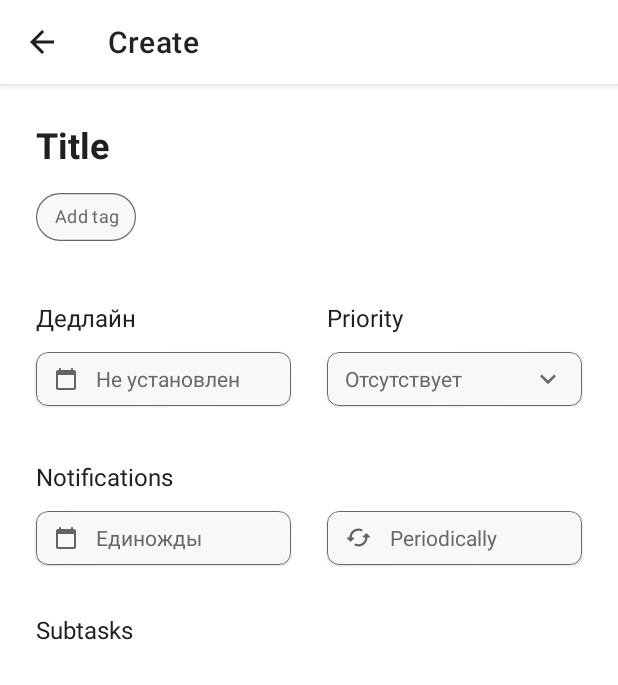
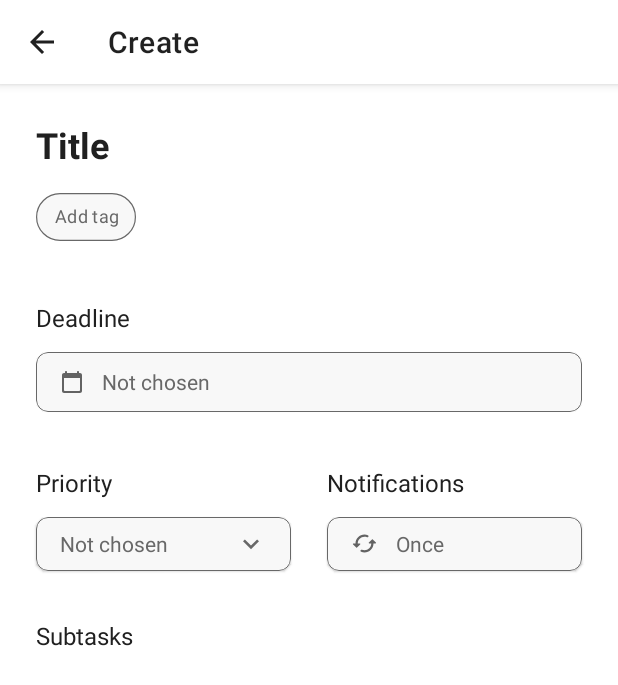
Before and after one commit to adkozlovskiy/oktodo, an Android app: the screen it shows after launch (CreateActivity), after a tap on "Create new task", on a phone screen of 412 x 824 dp. Shown: the top 685 px of the screen. Run offline under Robolectric (Android 15) with nearby library versions, the phone set to English and light mode, and no system bars; libraries missing offline, so code that uses them is left out: com.google.mlkit.vision; 1 statement that could not run was skipped.

```diff
--- a/app/build.gradle
+++ b/app/build.gradle
@@ -58,10 +58,11 @@ dependencies {
     implementation 'com.squareup.retrofit2:converter-gson:2.5.0'
     implementation 'com.squareup.picasso:picasso:2.71828'
 
+    implementation "androidx.work:work-runtime-ktx:2.5.0"
+
     implementation 'com.google.android.gms:play-services-mlkit-barcode-scanning:16.1.5'
-    implementation 'com.hannesdorfmann:adapterdelegates4-kotlin-dsl-viewbinding:4.3.0'
 
-    testImplementation 'junit:junit:4.+'
+    testImplementation 'junit:junit:4.13.2'
     androidTestImplementation 'androidx.test.ext:junit:1.1.2'
     androidTestImplementation 'androidx.test.espresso:espresso-core:3.3.0'
 }
--- a/app/src/main/java/com/weinstudio/affari/data/Problem.kt
+++ b/app/src/main/java/com/weinstudio/affari/data/Problem.kt
@@ -1,7 +1,6 @@
 package com.weinstudio.affari.data
 
 import com.weinstudio.affari.data._enum.Priority
-import java.util.*
 
 data class Problem(
     val id: Int,
--- a/app/src/main/java/com/weinstudio/affari/ui/create/CreateActivity.kt
+++ b/app/src/main/java/com/weinstudio/affari/ui/create/CreateActivity.kt
@@ -1,13 +1,19 @@
 package com.weinstudio.affari.ui.create
 
 import android.os.Bundle
+import android.text.format.DateUtils
 import android.view.Menu
 import android.view.MenuItem
+import android.widget.EditText
+import android.widget.TextView
 import androidx.appcompat.app.AppCompatActivity
 import androidx.appcompat.widget.Toolbar
+import androidx.cardview.widget.CardView
 import androidx.core.content.res.ResourcesCompat
 import com.weinstudio.affari.R
 import com.weinstudio.affari.ui.create.view.CreateFragment
+import java.util.*
+
 
 class CreateActivity : AppCompatActivity() {
 
--- a/app/src/main/java/com/weinstudio/affari/ui/create/viewmodel/CreateViewModel.kt
+++ b/app/src/main/java/com/weinstudio/affari/ui/create/viewmodel/CreateViewModel.kt
@@ -6,6 +6,12 @@ import com.weinstudio.affari.data._enum.Priority
 import java.util.*
 
 class CreateViewModel : ViewModel() {
+
+    val calendar by lazy { Calendar.getInstance() }
+
+    val datetimeData by lazy {
+        MutableLiveData<String>()
+    }
 
     val tags: MutableLiveData<List<String>> by lazy {
         MutableLiveData<List<String>>()
--- a/app/src/main/java/com/weinstudio/affari/ui/main/adapter/ProblemsAdapter.kt
+++ b/app/src/main/java/com/weinstudio/affari/ui/main/adapter/ProblemsAdapter.kt
@@ -24,7 +24,7 @@ class ProblemsAdapter(
 
     override fun onCreateViewHolder(parent: ViewGroup, viewType: Int): TaskViewHolder {
         return TaskViewHolder(
-            LayoutInflater.from(context).inflate(R.layout.view_problem, parent, false)
+            LayoutInflater.from(context).inflate(R.layout.layout_problem, parent, false)
         )
     }
 
--- a/app/src/main/java/com/weinstudio/affari/ui/main/view/ProblemsFragment.kt
+++ b/app/src/main/java/com/weinstudio/affari/ui/main/view/ProblemsFragment.kt
@@ -72,7 +72,7 @@ class ProblemsFragment : Fragment() {
                         ItemTouchHelper.LEFT -> {
                             val removedProblem = viewModel.removeProblem(position)
 
-                            val title: String = removedProblem.title!!
+                            val title: String = removedProblem.title
 
                             val snack = Snackbar.make(
                                 requireActivity().findViewById(R.id.root_layout),
--- a/app/src/main/res/drawable/ic_high_priority.xml
+++ b/app/src/main/res/drawable/ic_high_priority.xml
@@ -1,6 +1,6 @@
 <vector xmlns:android="http://schemas.android.com/apk/res/android"
-    android:width="18dp"
-    android:height="18dp"
+    android:width="21dp"
+    android:height="21dp"
     android:tint="@color/secondary"
     android:viewportWidth="24"
     android:viewportHeight="24">
--- a/app/src/main/res/drawable/ic_low_priority.xml
+++ b/app/src/main/res/drawable/ic_low_priority.xml
@@ -1,6 +1,6 @@
 <vector xmlns:android="http://schemas.android.com/apk/res/android"
-    android:width="18dp"
-    android:height="18dp"
+    android:width="21dp"
+    android:height="21dp"
     android:tint="@color/gray"
     android:viewportWidth="24"
     android:viewportHeight="24">
--- a/app/src/main/res/drawable/splash.xml
+++ b/app/src/main/res/drawable/splash.xml
@@ -8,5 +8,4 @@
             android:gravity="center"
             android:src="@mipmap/ic_launcher_foreground" />
     </item>
-
 </layer-list>
--- a/app/src/main/res/layout/fragment_create.xml
+++ b/app/src/main/res/layout/fragment_create.xml
@@ -63,24 +63,56 @@
             android:layout_height="wrap_content"
             android:layout_marginStart="24dp"
             android:layout_marginTop="32dp"
-            android:text="Дедлайн"
+            android:text="@string/deadline"
             android:textColor="@color/black"
             android:textSize="16sp"
             app:layout_constraintStart_toStartOf="parent"
             app:layout_constraintTop_toBottomOf="@id/horizontal_scroll_view" />
 
+        <com.google.android.material.card.MaterialCardView
+            android:id="@+id/cv_deadline"
+            android:layout_width="0dp"
+            android:layout_height="40dp"
+            android:layout_marginHorizontal="24dp"
+            android:layout_marginTop="12dp"
+            android:background="?attr/selectableItemBackground"
+            android:clickable="true"
+            android:focusable="true"
+            app:cardBackgroundColor="@color/light_gray"
+            app:cardCornerRadius="8dp"
+            app:layout_constraintEnd_toEndOf="parent"
+            app:layout_constraintStart_toStartOf="parent"
+            app:layout_constraintTop_toBottomOf="@id/tv_deadline"
+            app:strokeColor="@color/gray"
+            app:strokeWidth="0.8dp">
+
+            <TextView
+                android:id="@+id/tv_deadline_prop"
+                android:layout_width="match_parent"
+                android:layout_height="match_parent"
+                android:drawablePadding="12dp"
+                android:gravity="center_vertical"
+                android:paddingHorizontal="16dp"
+                android:text="@string/no_priority"
+                android:textColor="@color/gray"
+                app:drawableStartCompat="@drawable/ic_calendar" />
+
+        </com.google.android.material.card.MaterialCardView>
+
         <TextView
             android:id="@+id/tv_priority"
             android:layout_width="wrap_content"
             android:layout_height="wrap_content"
+            android:layout_marginStart="24dp"
+            android:layout_marginTop="36dp"
             android:text="@string/priority"
             android:textColor="@color/black"
             android:textSize="16sp"
-            app:layout_constraintStart_toStartOf="@id/cv_priority"
-            app:layout_constraintTop_toTopOf="@id/tv_deadline" />
+            app:layout_constraintStart_toStartOf="parent"
+            app:layout_constraintTop_toBottomOf="@id/cv_deadline" />
 
         <com.google.android.material.card.MaterialCardView
-            android:id="@+id/cv_deadline"
+            android:id="@+id/cv_priority"
             android:layout_width="0dp"
             android:layout_height="36dp"
             android:layout_marginHorizontal="24dp"
@@ -90,26 +122,38 @@
             android:focusable="true"
             app:cardBackgroundColor="@color/light_gray"
             app:cardCornerRadius="8dp"
-            app:layout_constraintEnd_toStartOf="@id/cv_priority"
+            app:layout_constraintEnd_toStartOf="@id/cv_notifications"
             app:layout_constraintStart_toStartOf="parent"
-            app:layout_constraintTop_toBottomOf="@id/tv_deadline"
+            app:layout_constraintTop_toBottomOf="@id/tv_priority"
             app:strokeColor="@color/gray"
             app:strokeWidth="0.8dp">
 
             <TextView
+                android:id="@+id/tv_priority_prop"
                 android:layout_width="match_parent"
                 android:layout_height="match_parent"
-                android:drawablePadding="12dp"
-                android:paddingHorizontal="12dp"
-                android:paddingVertical="8dp"
-                android:text="Не установлен"
+                android:gravity="center_vertical"
+                android:paddingHorizontal="16dp"
+                android:text="@string/no_priority"
                 android:textColor="@color/gray"
-                app:drawableStartCompat="@drawable/ic_calendar" />
+                app:drawableEndCompat="@drawable/ic_dropdown"
+                app:drawableTint="@color/gray" />
 
         </com.google.android.material.card.MaterialCardView>
 
+        <TextView
+            android:id="@+id/tv_notifications"
+            android:layout_width="wrap_content"
+            android:layout_height="wrap_content"
+            android:layout_marginTop="36dp"
+            android:text="@string/notifications"
+            android:textColor="@color/black"
+            android:textSize="16sp"
+            app:layout_constraintStart_toStartOf="@id/cv_notifications"
+            app:layout_constraintTop_toBottomOf="@id/cv_deadline" />
+
         <com.google.android.material.card.MaterialCardView
-            android:id="@+id/cv_priority"
+            android:id="@+id/cv_notifications"
             android:layout_width="0dp"
             android:layout_height="36dp"
             android:layout_marginEnd="24dp"
@@ -119,87 +163,19 @@
             app:cardBackgroundColor="@color/light_gray"
             app:cardCornerRadius="8dp"
             app:layout_constraintEnd_toEndOf="parent"
-            app:layout_constraintStart_toEndOf="@id/cv_deadline"
-            app:layout_constraintTop_toTopOf="@id/cv_deadline"
+            app:layout_constraintStart_toEndOf="@id/cv_priority"
+            app:layout_constraintTop_toTopOf="@id/cv_priority"
             app:strokeColor="@color/gray"
             app:strokeWidth="0.8dp">
 
             <TextView
-                android:layout_width="match_parent"
-                android:layout_height="match_parent"
-                android:paddingHorizontal="12dp"
-                android:paddingVertical="8dp"
-                android:text="Отсутствует"
-                android:textColor="@color/gray"
-                app:drawableEndCompat="@drawable/ic_dropdown"
-                app:drawableTint="@color/gray" />
-
-        </com.google.android.material.card.MaterialCardView>
-
-        <TextView
-            android:id="@+id/tv_notification"
-            android:layout_width="wrap_content"
-            android:layout_height="wrap_content"
-            android:layout_marginStart="24dp"
-            android:layout_marginTop="36dp"
-            android:text="@string/notifications"
-            android:textColor="@color/black"
-            android:textSize="16sp"
-            app:layout_constraintStart_toStartOf="parent"
-            app:layout_constraintTop_toBottomOf="@id/cv_priority" />
-
-        <com.google.android.material.card.MaterialCardView
-            android:id="@+id/cv_set_time"
-            android:layout_width="0dp"
-            android:layout_height="36dp"
-            android:layout_marginHorizontal="24dp"
-            android:layout_marginTop="12dp"
-            android:background="?attr/selectableItemBackground"
-            android:clickable="true"
-            android:focusable="true"
-            app:cardBackgroundColor="@color/light_gray"
-            app:cardCornerRadius="8dp"
-            app:layout_constraintEnd_toStartOf="@id/cv_every"
-            app:layout_constraintStart_toStartOf="parent"
-            app:layout_constraintTop_toBottomOf="@id/tv_notification"
-            app:strokeColor="@color/gray"
-            app:strokeWidth="0.8dp">
-
-            <TextView
+                android:id="@+id/tv_notifications_prop"
                 android:layout_width="match_parent"
                 android:layout_height="match_parent"
                 android:drawablePadding="12dp"
-                android:paddingHorizontal="12dp"
-                android:paddingVertical="8dp"
-                android:text="Единожды"
-                android:textColor="@color/gray"
-                app:drawableStartCompat="@drawable/ic_calendar" />
-
-        </com.google.android.material.card.MaterialCardView>
-
-        <com.google.android.material.card.MaterialCardView
-            android:id="@+id/cv_every"
-            android:layout_width="0dp"
-            android:layout_height="36dp"
-            android:layout_marginEnd="24dp"
-            android:background="?attr/selectableItemBackground"
-            android:clickable="true"
-            android:focusable="true"
-            app:cardBackgroundColor="@color/light_gray"
-            app:cardCornerRadius="8dp"
-            app:layout_constraintEnd_toEndOf="parent"
-            app:layout_constraintStart_toEndOf="@id/cv_set_time"
-            app:layout_constraintTop_toTopOf="@id/cv_set_time"
-            app:strokeColor="@color/gray"
-            app:strokeWidth="0.8dp">
-
-            <TextView
-                android:layout_width="match_parent"
-                android:layout_height="match_parent"
-                android:drawablePadding="12dp"
-                android:paddingHorizontal="12dp"
-                android:paddingVertical="8dp"
-                android:text="@string/periodically"
+                android:gravity="center_vertical"
+                android:paddingHorizontal="16dp"
+                android:text="@string/once"
                 android:textColor="@color/gray"
                 app:drawableStartCompat="@drawable/ic_repeat" />
 
@@ -215,7 +191,7 @@
             android:textColor="@color/black"
             android:textSize="16sp"
             app:layout_constraintStart_toStartOf="parent"
-            app:layout_constraintTop_toBottomOf="@id/cv_set_time" />
+            app:layout_constraintTop_toBottomOf="@id/cv_priority" />
 
 
     </androidx.constraintlayout.widget.ConstraintLayout>
--- a/app/src/main/res/values/themes.xml
+++ b/app/src/main/res/values/themes.xml
@@ -2,19 +2,18 @@
 
     <style name="Theme.Affari" parent="Theme.MaterialComponents.DayNight.NoActionBar">
         <!-- Primary brand color. -->
-        <item name="colorPrimary">@color/white</item>
-        <item name="colorPrimaryVariant">@color/white</item>
-        <item name="colorOnPrimary">@color/black</item>
+        <item name="colorPrimary">@color/black</item>
+        <item name="colorPrimaryVariant">@color/black</item>
+        <item name="colorOnPrimary">@color/white</item>
         <!-- Secondary brand color. -->
         <item name="colorSecondary">@color/secondary</item>
         <item name="colorSecondaryVariant">@color/secondary_variant</item>
         <item name="colorOnSecondary">@color/white</item>
-        <item name="colorAccent">@color/black</item>
+        <item name="colorAccent">@color/secondary_variant</item>
         <!-- Status bar color. -->
-        <item name="android:statusBarColor" tools:targetApi="l">?attr/colorPrimaryVariant</item>
+        <item name="android:statusBarColor" tools:targetApi="l">@color/white</item>
         <item name="android:windowLightStatusBar">true</item>
         <item name="bottomSheetDialogTheme">@style/CustomBottomSheetDialog</item>
-
     </style>
 
     <!-- BottomSheet -->
```
Also changed, not shown: app/src/main/java/com/weinstudio/affari/ui/create/view/CreateFragment.kt (+65 -0 lines), app/src/main/res/layout/layout_problem.xml (renamed from app/src/main/res/layout/view_problem.xml).
